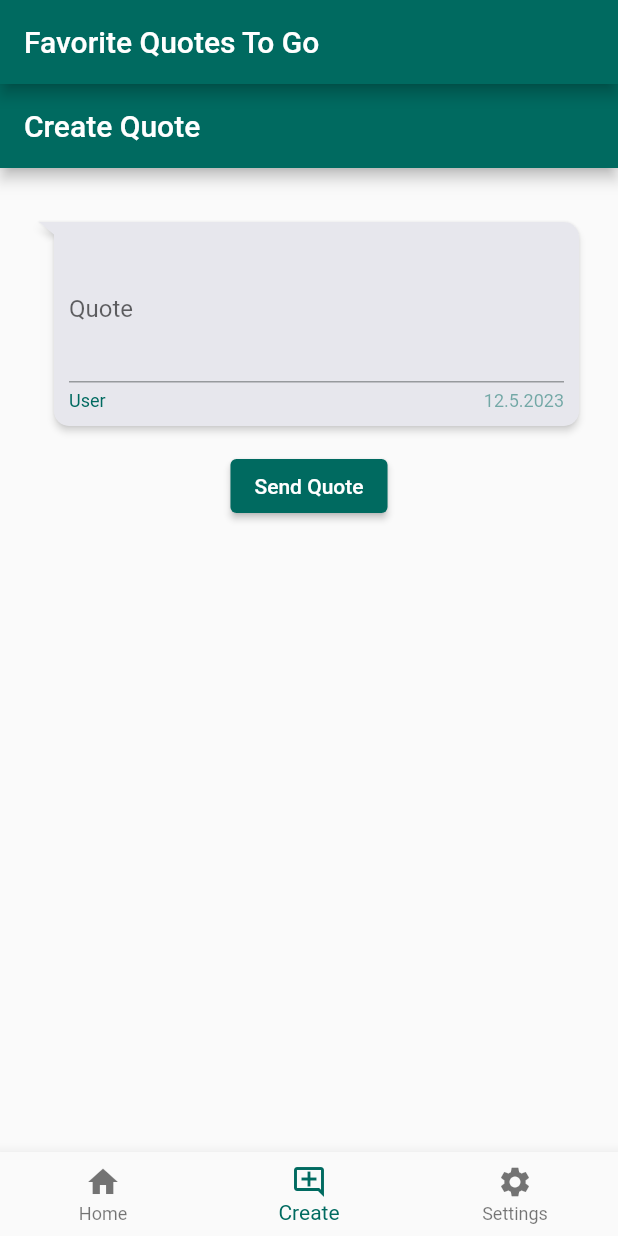
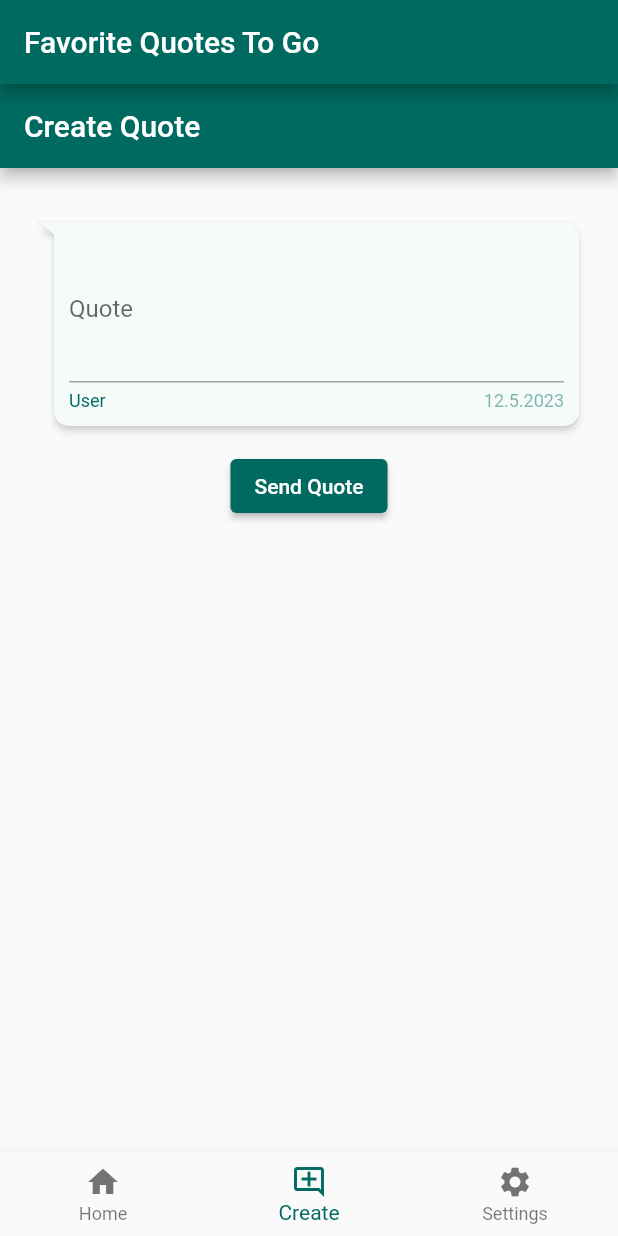
Before and after one commit to FlutterQuotes/QuotesApp, a Flutter app: the screen it shows after launch, item 2 of the bottom bar chosen, on a phone screen of 412 x 824 dp. Run offline on Flutter 3.47's test engine with Material 2 defaults, Android fonts, the phone set to English and light mode, and no system bars; drawn by our look-alikes of flutter_chat_bubble; our stand-ins replace cloud_firestore, equatable, firebase_core, flutter_bloc, flutter_colorpicker, shared_preferences; missing offline and left inert: enum_to_string; accounts and stored records are empty.

Commit message:
Fixed scrolling, textfield focus and chatbubble background color

```diff
--- a/lib/main.dart
+++ b/lib/main.dart
@@ -21,7 +21,16 @@ class MyApp extends StatelessWidget {
         create: (BuildContext context) => SettingsBloc(),
         child: BlocBuilder<SettingsBloc, SettingsState>(
           builder: (context, state) {
-            return MaterialApp(
+            return GestureDetector(
+              onTap: () {
+                FocusScopeNode currentFocus = FocusScope.of(context);
+
+                if (!currentFocus.hasPrimaryFocus &&
+                    currentFocus.focusedChild != null) {
+                  FocusManager.instance.primaryFocus!.unfocus();
+                }
+              },
+              child: MaterialApp(
                   title: 'Quotes App',
                   theme: ThemeData(
                     brightness: Brightness.light,
@@ -32,7 +41,8 @@ class MyApp extends StatelessWidget {
                     colorScheme: ColorScheme.fromSeed(seedColor: state.colors['primaryColor'], brightness: Brightness.dark)
                   ),
                   themeMode: state.theme,
-                home: const MyHomePage(title: 'Favorite Quotes To Go'));
+                  home: const MyHomePage(title: 'Favorite Quotes To Go')),
+            );
           },
         )
     );
--- a/lib/widgets/chatbubble.dart
+++ b/lib/widgets/chatbubble.dart
@@ -75,7 +75,7 @@ class ChatBubbleState extends State<MyChatBubble> {
       clipper: ChatBubbleClipper2(type: BubbleType.receiverBubble),
       alignment: Alignment.topLeft,
       margin: const EdgeInsets.only(top: 20, left: 10, right: 10),
-      backGroundColor: const  Color(0xffE7E7ED),
+      backGroundColor: Theme.of(context).colorScheme.background,
       child: Column(
         crossAxisAlignment: CrossAxisAlignment.start,
         children: chatBubbleChild,
--- a/lib/widgets/pages/home_page.dart
+++ b/lib/widgets/pages/home_page.dart
@@ -8,6 +8,8 @@ class HomePage extends StatelessWidget {
 
   @override
   Widget build(BuildContext context) {
+    ScrollController controller = ScrollController();
+
     return SingleChildScrollView(
       child: FutureBuilder<QuerySnapshot>(
           future: getCollections(),
@@ -24,6 +26,7 @@ class HomePage extends StatelessWidget {
                 snapshot.data?.docs;
             return ListView(
                 shrinkWrap: true,
+                controller: controller,
                 children: documents!
                     .map((doc) => MyChatBubble(
                           content: doc['content'].toString(),
```
Also changed, not shown: 1 other file. Lines whose indentation alone changed are shown as unchanged.
